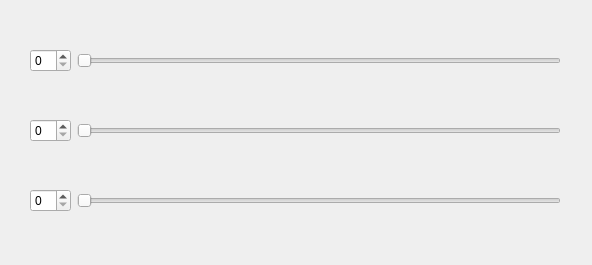
Qt form testQtDesigner/widget.ui (wander0220/studyQt) before a commit.
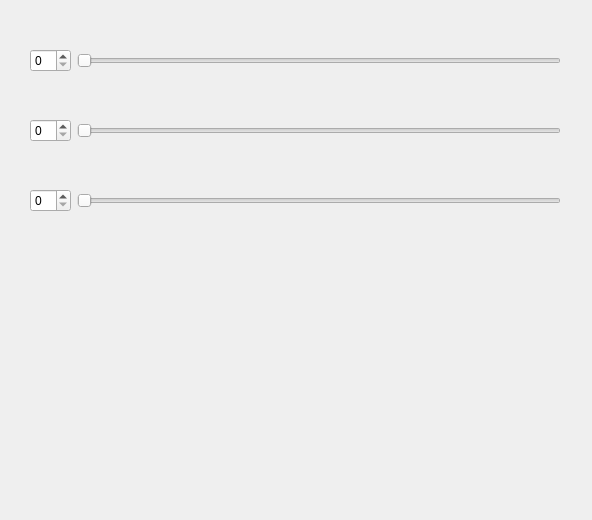
The same form after that commit.

Diff of the .ui file:
```diff
--- a/testQtDesigner/widget.ui
+++ b/testQtDesigner/widget.ui
@@ -7,7 +7,7 @@
     <x>0</x>
     <y>0</y>
     <width>592</width>
-    <height>265</height>
+    <height>520</height>
    </rect>
   </property>
   <property name="windowTitle">
```
